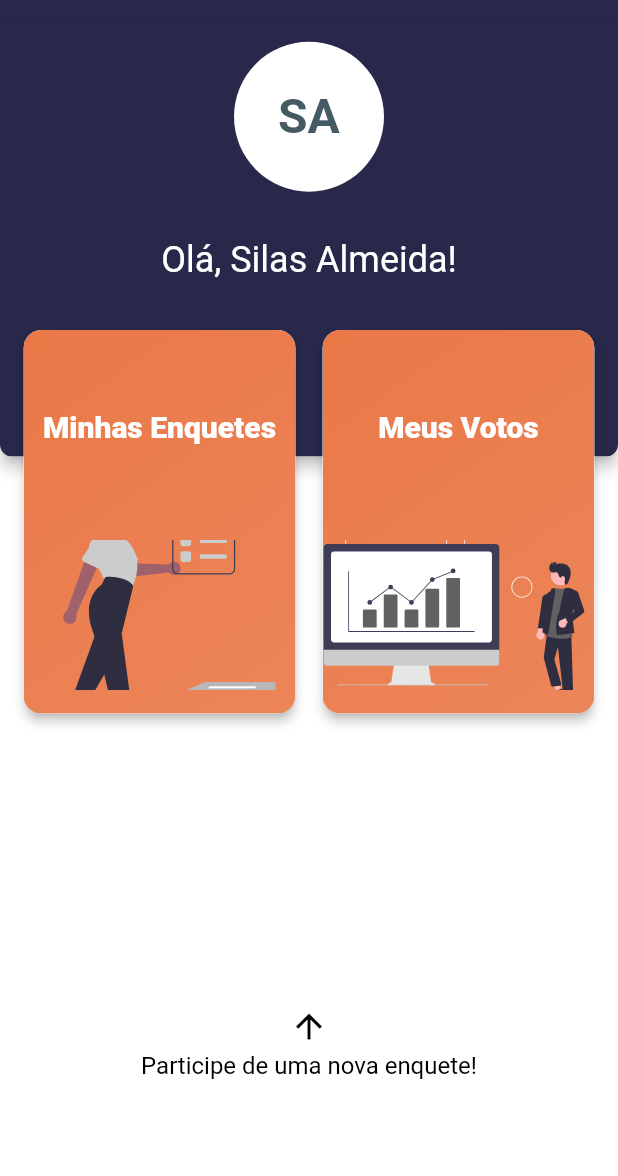
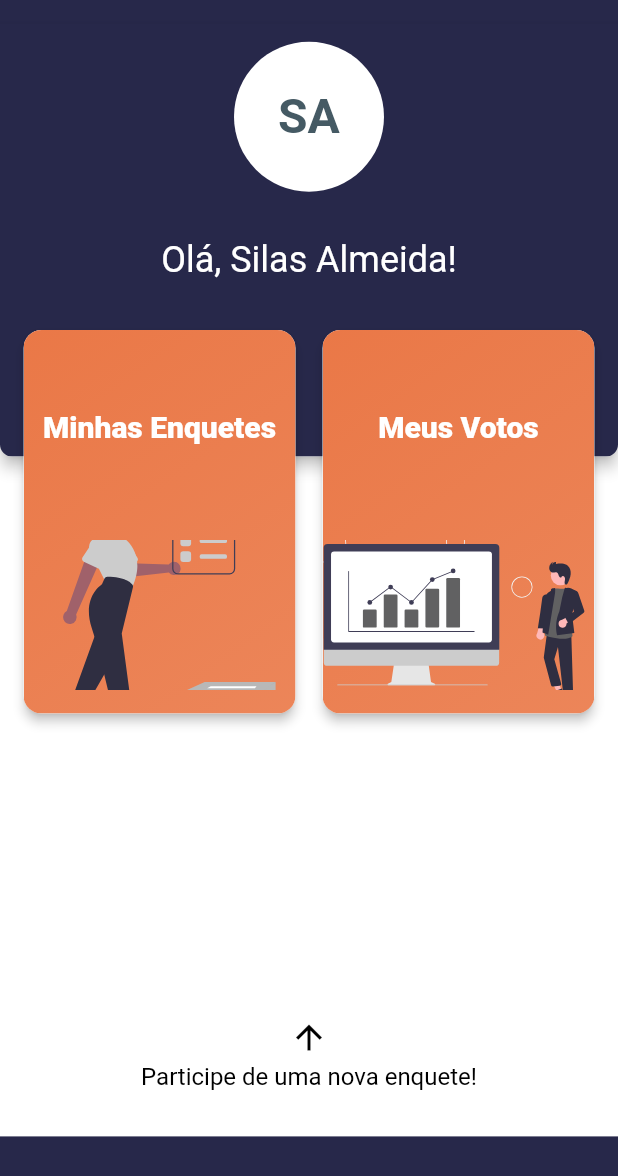
Before and after one commit to silas-almeida/Pondera, a Flutter app: the screen it shows after launch, on a phone screen of 412 x 824 dp, the part 60-1236 px from its top. Run offline on Flutter 3.47's test engine with Material 2 defaults, Android fonts, the phone set to English and light mode, and no system bars; our stand-ins replace flutter_svg.

Commit message:
ajustes no tamanho da stack da HomeScreen

```diff
--- a/lib/screens/home-screen/home-screen.dart
+++ b/lib/screens/home-screen/home-screen.dart
@@ -33,7 +33,7 @@ class HomeScreen extends StatelessWidget {
                 alignment: Alignment.center,
                 children: [
                   Container(
-                    height: size.height,
+                    height: (size.height - (size.height * 0.1)),
                     color: Colors.white,
                   ),
                   Positioned(
@@ -116,7 +116,7 @@ class HomeScreen extends StatelessWidget {
                     ),
                   ),
                   Positioned(
-                    bottom: 120,
+                    bottom: 30,
                     child: Material(
                       color: Colors.transparent,
                       child: GestureDetector(
```
